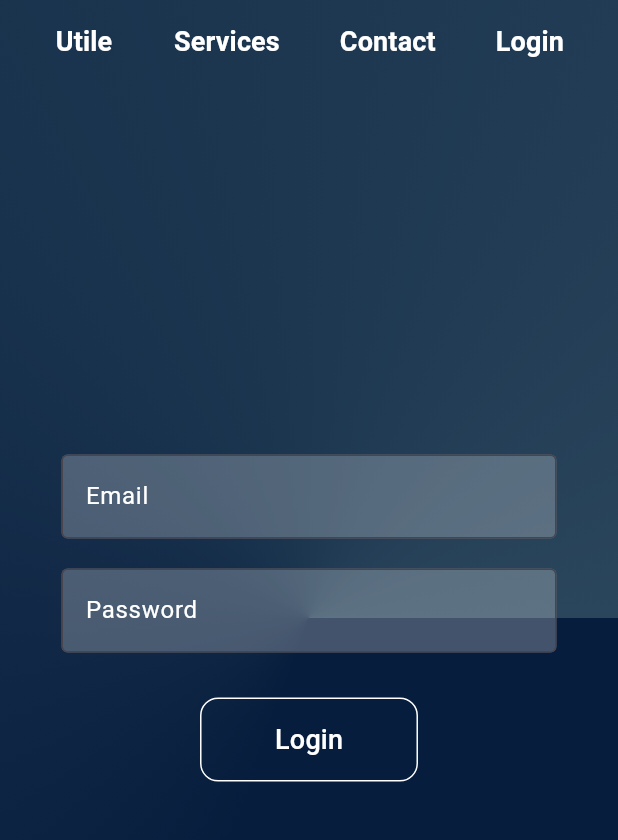
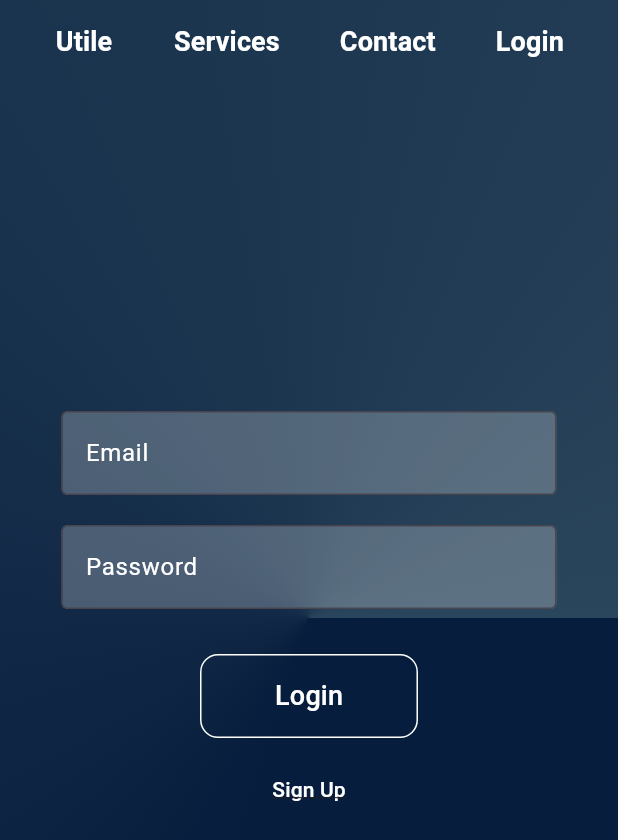
Before and after one commit to G-Liberta/Utile, a Flutter app: the LoginScreen screen opened directly, on a phone screen of 412 x 824 dp. Shown: the top 840 px of the screen. Run offline on Flutter 3.47's test engine with Material 3 defaults, Android fonts, the phone set to English and light mode, and no system bars.

```diff
--- a/frontend/lib/login_page.dart
+++ b/frontend/lib/login_page.dart
@@ -1,5 +1,6 @@
 import 'package:flutter/material.dart';
 import 'common/common_widgets.dart';
+import 'signup_page.dart';
 
 class LoginScreen extends StatelessWidget {
   const LoginScreen({super.key});
@@ -12,7 +13,7 @@ class LoginScreen extends StatelessWidget {
       body: BackgroundContainer(
         child: Center(
           child: Padding(
-            padding: const EdgeInsets.symmetric(horizontal: 20.0), // Adds some padding around the fields
+            padding: const EdgeInsets.symmetric(horizontal: 20.0), // Adds padding around the fields
             child: Column(
               mainAxisAlignment: MainAxisAlignment.center,
               children: [
@@ -26,7 +27,7 @@ class LoginScreen extends StatelessWidget {
                       fillColor: Colors.white24, // Adjust color for compatibility
                       border: OutlineInputBorder(),
                     ),
-                    style: TextStyle(color: Colors.white), // Adjusts input text color to white
+                    style: TextStyle(color: Colors.white), // Input text color set to white
                   ),
                 ),
                 const SizedBox(height: 20), // Space between fields
@@ -52,13 +53,30 @@ class LoginScreen extends StatelessWidget {
                   style: OutlinedButton.styleFrom(
                     side: const BorderSide(color: Colors.white), // Border color set to white
                     shape: RoundedRectangleBorder(
-                        borderRadius: BorderRadius.circular(12),
-                      ),
+                      borderRadius: BorderRadius.circular(12),
+                    ),
                     padding: const EdgeInsets.symmetric(horizontal: 50, vertical: 15),
                   ),
                   child: const Text(
                     'Login',
                     style: TextStyle(fontSize: 18, color: Colors.white), // Text color set to white
+                  ),
+                ),
+                const SizedBox(height: 10), // Space between login and signup buttons
+                // Sign Up Button
+                TextButton(
+                  onPressed: () {
+                    Navigator.push(
+                      context,
+                      MaterialPageRoute(builder: (context) => const SignUpPage()),
+                    );
+                  },
+                  child: const Text(
+                    'Sign Up',
+                    style: TextStyle(
+                      color: Colors.white,
+                      decoration: TextDecoration.underline,
+                    ),
                   ),
                 ),
               ],
```
Also changed, not shown: frontend/lib/signup_page.dart (renamed from frontend/lib/contact_page.dart, +38 -17 lines).
